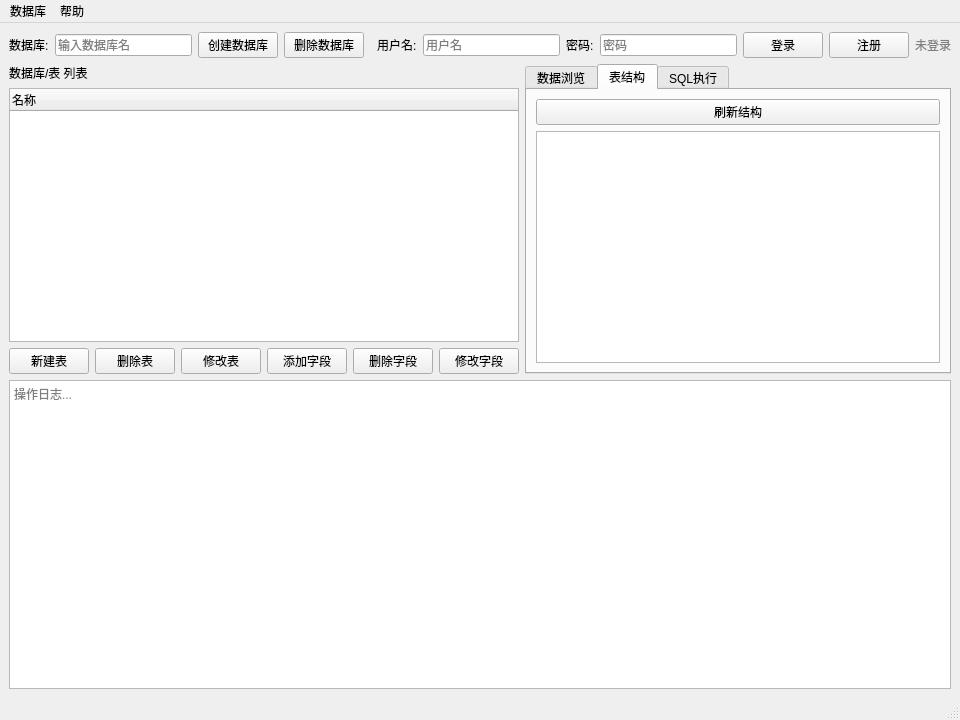
First picture: the form in mainwindow.ui, repository ZhenZhen0609/DataBase, before the edit.
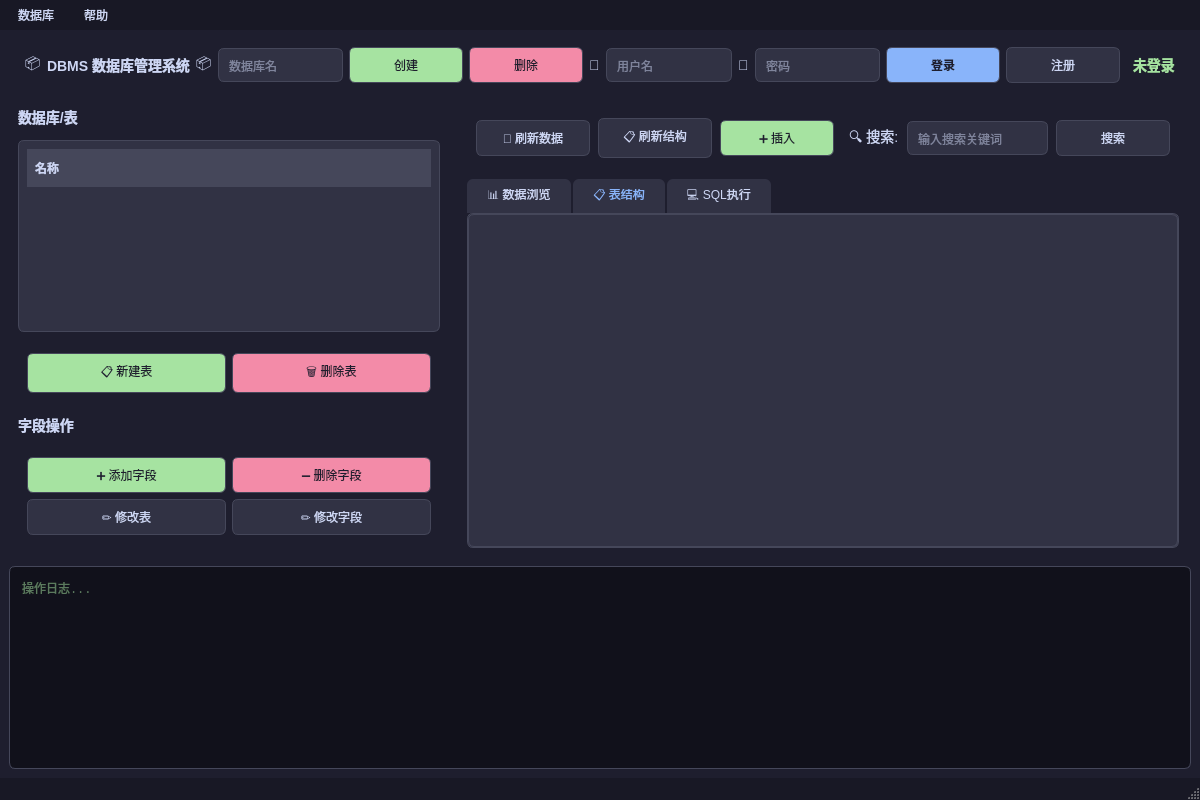
Second picture: the form after the edit. The open tabs and pages were chosen to show the change.

The edit to the form file:
```diff
--- a/mainwindow.ui
+++ b/mainwindow.ui
@@ -6,56 +6,307 @@
    <rect>
     <x>0</x>
     <y>0</y>
-    <width>960</width>
-    <height>720</height>
+    <width>1200</width>
+    <height>800</height>
    </rect>
   </property>
   <property name="windowTitle">
    <string>DBMS 数据库管理系统</string>
   </property>
+  <property name="styleSheet">
+   <string notr="true">QMainWindow {
+    background-color: #1e1e2e;
+}
+
+QLabel {
+    color: #cdd6f4;
+    font-size: 14px;
+}
+
+QLineEdit, QTextEdit {
+    background-color: #313244;
+    border: 1px solid #45475a;
+    border-radius: 6px;
+    padding: 8px;
+    color: #cdd6f4;
+    font-family: Consolas, monospace;
+}
+
+QLineEdit:focus, QTextEdit:focus {
+    border: 1px solid #89b4fa;
+}
+
+QPushButton {
+    background-color: #313244;
+    border: 1px solid #45475a;
+    border-radius: 6px;
+    padding: 8px 16px;
+    color: #cdd6f4;
+    min-width: 80px;
+}
+
+QPushButton:hover {
+    background-color: #45475a;
+}
+
+QPushButton:pressed {
+    background-color: #585b70;
+}
+
+QPushButton#btnLogin {
+    background-color: #89b4fa;
+    color: #1e1e2e;
+    font-weight: bold;
+}
+
+QPushButton#btnLogin:hover {
+    background-color: #b4befe;
+}
+
+QPushButton#btnCreateDb, QPushButton#btnCreateTable, QPushButton#btnAddField, QPushButton#btnInsertRecord {
+    background-color: #a6e3a1;
+    color: #1e1e2e;
+}
+
+QPushButton#btnCreateDb:hover, QPushButton#btnCreateTable:hover, QPushButton#btnAddField:hover, QPushButton#btnInsertRecord:hover {
+    background-color: #baf0b8;
+}
+
+QPushButton#btnDropDb, QPushButton#btnDropTable, QPushButton#btnDropField {
+    background-color: #f38ba8;
+    color: #1e1e2e;
+}
+
+QPushButton#btnDropDb:hover, QPushButton#btnDropTable:hover, QPushButton#btnDropField:hover {
+    background-color: #eba0ac;
+}
+
+QPushButton#btnExecuteSQL {
+    background-color: #89b4fa;
+    color: #1e1e2e;
+    font-weight: bold;
+}
+
+QPushButton#btnExecuteSQL:hover {
+    background-color: #b4befe;
+}
+
+QTreeWidget {
+    background-color: #313244;
+    border: 1px solid #45475a;
+    border-radius: 6px;
+    padding: 8px;
+    color: #cdd6f4;
+    show-decoration-selected: 1;
+}
+
+QTreeWidget::item {
+    padding: 6px;
+}
+
+QTreeWidget::item:hover {
+    background-color: #45475a;
+}
+
+QTreeWidget::item:selected {
+    background-color: #89b4fa;
+    color: #1e1e2e;
+}
+
+QTableWidget {
+    background-color: #313244;
+    border: 1px solid #45475a;
+    border-radius: 6px;
+    color: #cdd6f4;
+    gridline-color: #45475a;
+}
+
+QTableWidget::item {
+    padding: 6px;
+}
+
+QTableWidget::item:selected {
+    background-color: #89b4fa;
+    color: #1e1e2e;
+}
+
+QHeaderView::section {
+    background-color: #45475a;
+    color: #cdd6f4;
+    padding: 8px;
+    border: none;
+    font-weight: bold;
+}
+
+QTabWidget::pane {
+    background-color: #313244;
+    border: 1px solid #45475a;
+    border-radius: 6px;
+}
+
+QTabBar::tab {
+    background-color: #313244;
+    color: #cdd6f4;
+    padding: 10px 20px;
+    border: none;
+    border-top-left-radius: 6px;
+    border-top-right-radius: 6px;
+    margin-right: 2px;
+}
+
+QTabBar::tab:hover {
+    background-color: #45475a;
+}
+
+QTabBar::tab:selected {
+    background-color: #313244;
+    color: #89b4fa;
+}
+
+QTabBar::tab:!selected {
+    margin-bottom: 0px;
+}
+
+QMenuBar {
+    background-color: #181825;
+    color: #cdd6f4;
+}
+
+QMenuBar::item {
+    background-color: #181825;
+    padding: 6px 12px;
+}
+
+QMenuBar::item:selected {
+    background-color: #45475a;
+}
+
+QMenu {
+    background-color: #313244;
+    color: #cdd6f4;
+}
+
+QMenu::item {
+    padding: 8px 16px;
+}
+
+QMenu::item:selected {
+    background-color: #45475a;
+}
+
+QStatusBar {
+    background-color: #181825;
+    color: #a6adc8;
+}
+
+QTextEdit#logOutput {
+    background-color: #11111b;
+    border: 1px solid #45475a;
+    border-radius: 6px;
+    color: #a6e3a1;
+    font-family: Consolas, monospace;
+}
+
+QScrollBar:vertical {
+    background: #313244;
+    width: 10px;
+    border-radius: 5px;
+}
+
+QScrollBar::handle:vertical {
+    background: #45475a;
+    border-radius: 5px;
+}
+
+QScrollBar::handle:vertical:hover {
+    background: #585b70;
+}
+
+QScrollBar::add-line:vertical, QScrollBar::sub-line:vertical {
+    height: 0px;
+}</string>
+  </property>
   <widget class="QWidget" name="centralwidget">
    <layout class="QVBoxLayout" name="verticalLayout">
     <item>
-     <layout class="QHBoxLayout" name="toolbarLayout">
+     <widget class="QWidget" name="topToolbar" native="true">
+      <property name="minimumHeight">
+       <number>60</number>
+      </property>
+      <layout class="QHBoxLayout" name="topToolbarLayout">
+       <property name="leftMargin">
+        <number>16</number>
+       </property>
+       <property name="topMargin">
+        <number>8</number>
+       </property>
+       <property name="rightMargin">
+        <number>16</number>
+       </property>
+       <property name="bottomMargin">
+        <number>8</number>
+       </property>
+       <item>
+        <widget class="QLabel" name="appIcon">
+         <property name="text">
+          <string>📦</string>
+         </property>
+         <property name="font">
+          <font>
+           <pointsize>20</pointsize>
+          </font>
+         </property>
+        </widget>
+       </item>
+       <item>
+        <widget class="QLabel" name="appTitle">
+         <property name="text">
+          <string>DBMS 数据库管理系统</string>
+         </property>
+         <property name="font">
+          <font>
+           <pointsize>16</pointsize>
+           <weight>75</weight>
+           <bold>true</bold>
+          </font>
+         </property>
+        </widget>
+       </item>
       <item>
        <widget class="QLabel" name="labelDb">
         <property name="text">
-         <string>数据库:</string>
+          <string>📦</string>
         </property>
        </widget>
       </item>
       <item>
        <widget class="QLineEdit" name="inputDbName">
         <property name="placeholderText">
-         <string>输入数据库名</string>
+          <string>数据库名</string>
+         </property>
+         <property name="minimumWidth">
+          <number>120</number>
         </property>
        </widget>
       </item>
       <item>
        <widget class="QPushButton" name="btnCreateDb">
         <property name="text">
-         <string>创建数据库</string>
+          <string>创建</string>
         </property>
        </widget>
       </item>
       <item>
        <widget class="QPushButton" name="btnDropDb">
         <property name="text">
-         <string>删除数据库</string>
+          <string>删除</string>
         </property>
        </widget>
       </item>
-      <item>
-       <spacer name="horizontalSpacer">
-        <property name="orientation">
-         <enum>Qt::Horizontal</enum>
-        </property>
-       </spacer>
-      </item>
       <item>
        <widget class="QLabel" name="labelUser">
         <property name="text">
-         <string>用户名:</string>
+          <string>👤</string>
         </property>
        </widget>
       </item>
@@ -69,7 +320,7 @@
       <item>
        <widget class="QLabel" name="labelPwd">
         <property name="text">
-         <string>密码:</string>
+          <string>🔑</string>
         </property>
        </widget>
       </item>
@@ -97,26 +348,57 @@
         </property>
        </widget>
       </item>
+       <item>
+        <spacer name="topToolbarSpacer">
+         <property name="orientation">
+          <enum>Qt::Horizontal</enum>
+         </property>
+        </spacer>
+       </item>
       <item>
        <widget class="QLabel" name="labelWelcome">
         <property name="text">
          <string>未登录</string>
         </property>
+         <property name="font">
+          <font>
+           <weight>75</weight>
+           <bold>true</bold>
+          </font>
+         </property>
         <property name="styleSheet">
-         <string>color: gray;</string>
+          <string notr="true">color: #a6e3a1;</string>
         </property>
        </widget>
       </item>
      </layout>
+     </widget>
     </item>
+    <!-- 主内容区 -->
     <item>
      <layout class="QHBoxLayout" name="mainLayout">
       <item>
-       <layout class="QVBoxLayout" name="leftLayout">
+       <widget class="QWidget" name="sidebar" native="true">
+        <property name="minimumWidth">
+         <number>220</number>
+        </property>
+        <property name="maximumWidth">
+         <number>280</number>
+        </property>
+        <layout class="QVBoxLayout" name="sidebarLayout">
+         <property name="spacing">
+          <number>12</number>
+         </property>
         <item>
-         <widget class="QLabel" name="labelTree">
+          <widget class="QLabel" name="sidebarTitle">
           <property name="text">
-           <string>数据库/表 列表</string>
+            <string>数据库/表</string>
+           </property>
+           <property name="font">
+            <font>
+             <weight>75</weight>
+             <bold>true</bold>
+            </font>
           </property>
          </widget>
         </item>
@@ -125,6 +407,18 @@
           <property name="minimumWidth">
            <number>200</number>
           </property>
+           <property name="indentation">
+            <number>15</number>
+           </property>
+           <property name="rootIsDecorated">
+            <bool>true</bool>
+           </property>
+           <property name="itemsExpandable">
+            <bool>true</bool>
+           </property>
+           <property name="sortingEnabled">
+            <bool>false</bool>
+           </property>
           <column>
            <property name="text">
             <string>名称</string>
@@ -133,83 +427,137 @@
          </widget>
         </item>
         <item>
-         <layout class="QHBoxLayout" name="tableButtonLayout">
+          <widget class="QWidget" name="dbActions" native="true">
+           <layout class="QHBoxLayout" name="dbActionsLayout">
+            <property name="spacing">
+             <number>6</number>
+            </property>
           <item>
            <widget class="QPushButton" name="btnCreateTable">
             <property name="text">
-             <string>新建表</string>
+               <string>📋 新建表</string>
             </property>
            </widget>
           </item>
           <item>
            <widget class="QPushButton" name="btnDropTable">
             <property name="text">
-             <string>删除表</string>
+               <string>🗑️ 删除表</string>
             </property>
            </widget>
           </item>
+           </layout>
+          </widget>
+         </item>
           <item>
-           <widget class="QPushButton" name="btnAlterTable">
+          <widget class="QLabel" name="tableTitle">
             <property name="text">
-             <string>修改表</string>
+            <string>字段操作</string>
+           </property>
+           <property name="font">
+            <font>
+             <weight>75</weight>
+             <bold>true</bold>
+            </font>
             </property>
            </widget>
           </item>
           <item>
+          <widget class="QWidget" name="tableActions" native="true">
+           <layout class="QGridLayout" name="tableActionsLayout">
+            <property name="spacing">
+             <number>6</number>
+            </property>
+            <item row="0" column="0">
            <widget class="QPushButton" name="btnAddField">
             <property name="text">
-             <string>添加字段</string>
+               <string>➕ 添加字段</string>
             </property>
            </widget>
           </item>
-          <item>
+            <item row="0" column="1">
            <widget class="QPushButton" name="btnDropField">
             <property name="text">
-             <string>删除字段</string>
+               <string>➖ 删除字段</string>
             </property>
            </widget>
           </item>
-          <item>
+            <item row="1" column="0">
+             <widget class="QPushButton" name="btnAlterTable">
+              <property name="text">
+               <string>✏️ 修改表</string>
+              </property>
+             </widget>
+            </item>
+            <item row="1" column="1">
            <widget class="QPushButton" name="btnAlterField">
             <property name="text">
-             <string>修改字段</string>
+               <string>✏️ 修改字段</string>
             </property>
            </widget>
           </item>
          </layout>
-        </item>
-       </layout>
+          </widget>
+         </item>
+         <item>
+          <spacer name="sidebarSpacer">
+           <property name="orientation">
+            <enum>Qt::Vertical</enum>
+           </property>
+          </spacer>
+         </item>
+        </layout>
+       </widget>
       </item>
+      <!-- 右侧主内容 -->
       <item>
-       <layout class="QVBoxLayout" name="rightLayout">
-        <item>
-         <widget class="QTabWidget" name="dataTableView">
-          <property name="currentIndex">
-           <number>0</number>
-          </property>
-          <widget class="QWidget" name="tabData">
-           <attribute name="title">
-            <string>数据浏览</string>
-           </attribute>
-           <layout class="QVBoxLayout" name="dataTabLayout">
+       <widget class="QWidget" name="mainContent" native="true">
+        <layout class="QVBoxLayout" name="mainContentLayout">
+         <property name="spacing">
+          <number>12</number>
+         </property>
+         <property name="leftMargin">
+          <number>12</number>
+         </property>
+         <property name="topMargin">
+          <number>12</number>
+         </property>
+         <property name="rightMargin">
+          <number>12</number>
+         </property>
+         <property name="bottomMargin">
+          <number>12</number>
+         </property>
+         <!-- 数据操作工具栏 -->
             <item>
-         <layout class="QHBoxLayout" name="recordToolLayout">
+          <widget class="QWidget" name="dataToolbar" native="true">
+           <layout class="QHBoxLayout" name="dataToolbarLayout">
+            <property name="spacing">
+             <number>8</number>
+            </property>
           <item>
            <widget class="QPushButton" name="btnRefreshData">
             <property name="text">
-             <string>刷新数据</string>
+               <string>🔄 刷新数据</string>
+              </property>
+             </widget>
+            </item>
+            <item>
+             <widget class="QPushButton" name="btnRefreshSchema">
+              <property name="text">
+               <string>📋 刷新结构</string>
             </property>
            </widget>
           </item>
           <item>
            <widget class="QPushButton" name="btnInsertRecord">
             <property name="text">
-             <string>插入记录</string>
+               <string>➕ 插入</string>
             </property>
            </widget>
           </item>
           <item>
-           <spacer name="recordSpacer">
+             <spacer name="dataToolbarSpacer">
             <property name="orientation">
              <enum>Qt::Horizontal</enum>
             </property>
@@ -218,7 +566,7 @@
           <item>
            <widget class="QLabel" name="labelSearch">
             <property name="text">
-             <string>搜索:</string>
+               <string>🔍 搜索:</string>
             </property>
            </widget>
           </item>
@@ -237,7 +585,34 @@
            </widget>
           </item>
          </layout>
-        </item>
+          </widget>
+         </item>
+         <!-- 标签页 -->
+         <item>
+          <widget class="QTabWidget" name="dataTableView">
+           <property name="currentIndex">
+            <number>0</number>
+           </property>
+           <widget class="QWidget" name="tabData">
+            <attribute name="title">
+             <string>📊 数据浏览</string>
+            </attribute>
+            <layout class="QVBoxLayout" name="dataTabLayout">
+             <property name="spacing">
+              <number>0</number>
+             </property>
+             <property name="leftMargin">
+              <number>0</number>
+             </property>
+             <property name="topMargin">
+              <number>0</number>
+             </property>
+             <property name="rightMargin">
+              <number>0</number>
+             </property>
+             <property name="bottomMargin">
+              <number>0</number>
+             </property>
             <item>
              <widget class="QTableWidget" name="tableData">
               <property name="alternatingRowColors">
@@ -249,28 +624,42 @@
           </widget>
           <widget class="QWidget" name="tabSchema">
            <attribute name="title">
-            <string>表结构</string>
+             <string>📋 表结构</string>
            </attribute>
            <layout class="QVBoxLayout" name="schemaTabLayout">
-            <item>
-             <widget class="QPushButton" name="btnRefreshSchema">
-              <property name="text">
-               <string>刷新结构</string>
-              </property>
-             </widget>
-            </item>
+             <property name="spacing">
+              <number>0</number>
+             </property>
+             <property name="leftMargin">
+              <number>0</number>
+             </property>
+             <property name="topMargin">
+              <number>0</number>
+             </property>
+             <property name="rightMargin">
+              <number>0</number>
+             </property>
+             <property name="bottomMargin">
+              <number>0</number>
+             </property>
             <item>
              <widget class="QTableWidget" name="tableSchema">
               <property name="alternatingRowColors">
                <bool>true</bool>
               </property>
+               <property name="selectionBehavior">
+                <enum>QAbstractItemView::SelectRows</enum>
+               </property>
+               <property name="gridStyle">
+                <enum>Qt::DotLine</enum>
+               </property>
              </widget>
             </item>
            </layout>
           </widget>
           <widget class="QWidget" name="tabSQL">
            <attribute name="title">
-            <string>SQL执行</string>
+             <string>💻 SQL执行</string>
            </attribute>
            <layout class="QVBoxLayout" name="sqlTabLayout">
             <item>
@@ -299,6 +688,7 @@
          </widget>
         </item>
        </layout>
+       </widget>
       </item>
      </layout>
     </item>
@@ -322,7 +712,7 @@
     <rect>
      <x>0</x>
      <y>0</y>
-     <width>960</width>
+     <width>1200</width>
      <height>24</height>
     </rect>
    </property>
```
Left out of the diff: 35 changed lines with no effect on the pictures. Lines whose indentation alone changed are shown as unchanged.
